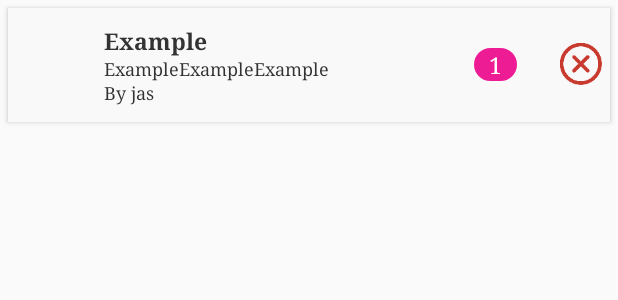
After one commit to venkatmadhu03/MyBuyDeals, an Android app: the layout cart_list_item.xml on its own in the app's theme, with its tools: preview values and no code run, on a phone screen of 412 x 824 dp. The commit adds this screen. Shown: the top 300 px of the screen. Run offline under Robolectric (Android 15) with nearby library versions, the phone set to English and light mode, and no system bars; network calls fail.

Commit message:
Committed with changes

```diff
--- /dev/null
+++ b/app/src/main/res/drawable/amount_bg2.xml
@@ -0,0 +1,20 @@
+<?xml version="1.0" encoding="utf-8"?>
+<shape xmlns:android="http://schemas.android.com/apk/res/android">
+    <solid android:color="@color/colorPrimary" />
+
+    <stroke
+        android:width="3dp"
+        android:color="@color/colorPrimary" />
+
+    <padding
+        android:bottom="1dp"
+        android:left="10dp"
+        android:right="10dp"
+        android:top="1dp" />
+
+    <corners
+        android:bottomLeftRadius="10dp"
+        android:bottomRightRadius="10dp"
+        android:topLeftRadius="10dp"
+        android:topRightRadius="10dp" />
+</shape>
--- /dev/null
+++ b/app/src/main/res/layout/cart_list_item.xml
@@ -0,0 +1,153 @@
+<?xml version="1.0" encoding="utf-8"?>
+<RelativeLayout xmlns:android="http://schemas.android.com/apk/res/android"
+    android:id="@+id/cartItemsCardRelativeLayout"
+    android:layout_width="match_parent"
+    android:layout_height="wrap_content"
+    android:layout_marginBottom="5dp"
+    android:layout_marginLeft="5dp"
+    android:layout_marginRight="5dp"
+    android:background="#F9F9F9"
+    android:elevation="2dp"
+    android:layout_marginTop="5dp">
+
+    <FrameLayout
+        android:id="@+id/cartItemsFrameLayout"
+        android:layout_width="match_parent"
+        android:layout_height="wrap_content"
+        android:padding="5dp">
+
+        <LinearLayout
+            android:id="@+id/mainHolderLinearLayout"
+            android:layout_width="match_parent"
+            android:layout_height="match_parent"
+            android:background="?android:selectableItemBackground"
+            android:orientation="vertical">
+
+            <RelativeLayout
+                android:layout_width="match_parent"
+                android:layout_height="match_parent"
+                android:background="?android:selectableItemBackground"
+                android:orientation="vertical">
+
+                <ImageView
+                    android:id="@+id/productImageView"
+                    android:layout_width="55dp"
+                    android:layout_height="65dp"
+                    android:layout_marginRight="3dp"
+                    android:layout_centerVertical="true" />
+
+                <RelativeLayout
+                    android:layout_width="match_parent"
+                    android:layout_height="wrap_content"
+                    android:layout_centerVertical="true"
+                    android:layout_toRightOf="@+id/productImageView"
+                    android:gravity="center_vertical"
+                    android:orientation="vertical">
+
+                    <LinearLayout
+                        android:id="@+id/NameHolderLinearLayout"
+                        android:layout_width="match_parent"
+                        android:layout_height="wrap_content"
+                        android:layout_toLeftOf="@+id/cartRelativeRLID"
+                        android:orientation="vertical"
+                        android:transitionName="tNameHolder">
+
+                        <TextView
+                            android:id="@+id/productNameTextView"
+                            style="@style/headerTitleSubStyle"
+                            android:layout_width="match_parent"
+                            android:layout_height="wrap_content"
+                            android:layout_gravity="center_vertical"
+                            android:gravity="left"
+                            android:text="Example"
+                            android:textStyle="bold"
+                            android:textAppearance="?android:attr/textAppearanceLarge"
+                            android:textColor="#333333" />
+
+                        <TextView
+                            android:id="@+id/vendorNameTextView"
+                            style="@style/headerTitleSmallStyle"
+                            android:layout_width="match_parent"
+                            android:layout_height="wrap_content"
+                            android:layout_gravity="center_vertical"
+                            android:gravity="left"
+                            android:maxLines="2"
+                            android:text="ExampleExampleExample"
+                            android:textAppearance="?android:attr/textAppearanceLarge"
+                            android:textColor="#333333" />
+
+                        <TextView
+                            android:id="@+id/priceTextView"
+                            style="@style/headerTitleSmallStyle"
+                            android:layout_width="match_parent"
+                            android:layout_height="wrap_content"
+                            android:layout_gravity="center_vertical"
+                            android:gravity="left"
+                            android:singleLine="true"
+                            android:text="By jas"
+                            android:textAppearance="?android:attr/textAppearanceLarge"
+                            android:textColor="#333333" />
+                    </LinearLayout>
+
+                    <LinearLayout
+                        android:id="@+id/cartLinearLayout"
+                        android:layout_width="wrap_content"
+                        android:layout_height="wrap_content"
+                        android:layout_alignParentRight="true"
+                        android:layout_centerVertical="true"
+                        android:gravity="center_vertical"
+                        android:orientation="horizontal">
+
+                        <RelativeLayout
+                            android:id="@+id/balanceRelativeLayout"
+                            android:layout_width="85dp"
+                            android:layout_height="wrap_content"
+                            android:layout_alignParentRight="true"
+                            android:layout_centerVertical="true"
+                            android:gravity="center_vertical">
+
+                            <LinearLayout
+                                android:layout_width="wrap_content"
+                                android:layout_height="wrap_content"
+                                android:layout_centerVertical="true"
+                                android:layout_gravity="end|right|center_vertical"
+                                android:layout_marginRight="2dp"
+                                android:layout_toLeftOf="@+id/addToCartLinearLayout"
+                                android:gravity="right"
+                                android:orientation="vertical">
+
+                                <TextView
+                                    android:id="@+id/quantityTextView"
+                                    style="@style/headerTitleSubStyle"
+                                    android:layout_width="wrap_content"
+                                    android:layout_height="wrap_content"
+                                    android:background="@drawable/amount_bg2"
+                                    android:gravity="end|right|center_vertical"
+                                    android:text="1"
+                                    android:singleLine="true"
+                                    android:textColor="@color/colorWhite" />
+                            </LinearLayout>
+
+                            <RelativeLayout
+                                android:id="@+id/addToCartRelativeLayout"
+                                android:layout_width="30dp"
+                                android:layout_height="30dp"
+                                android:layout_alignParentRight="true"
+                                android:layout_centerVertical="true"
+                                android:gravity="center_vertical">
+
+                                <Button
+                                    android:id="@+id/deleteCartItemButton"
+                                    android:layout_width="28dp"
+                                    android:layout_height="28dp"
+                                    android:layout_alignParentRight="true"
+                                    android:layout_centerVertical="true"
+                                    android:background="@drawable/delete" />
+                            </RelativeLayout>
+                        </RelativeLayout>
+                    </LinearLayout>
+                </RelativeLayout>
+            </RelativeLayout>
+        </LinearLayout>
+    </FrameLayout>
+</RelativeLayout>
```
Also changed, not shown: app/src/main/java/appsnova/com/mybuydeals/CreateOrderActivity.java (+23 -0 lines), app/src/main/java/appsnova/com/mybuydeals/adapters/CartListAdapter.java (added, +151 -0 lines), app/src/main/java/appsnova/com/mybuydeals/models/CartDataModel.java (added, +91 -0 lines), app/src/main/res/drawable-xxhdpi/delete.png (added).
